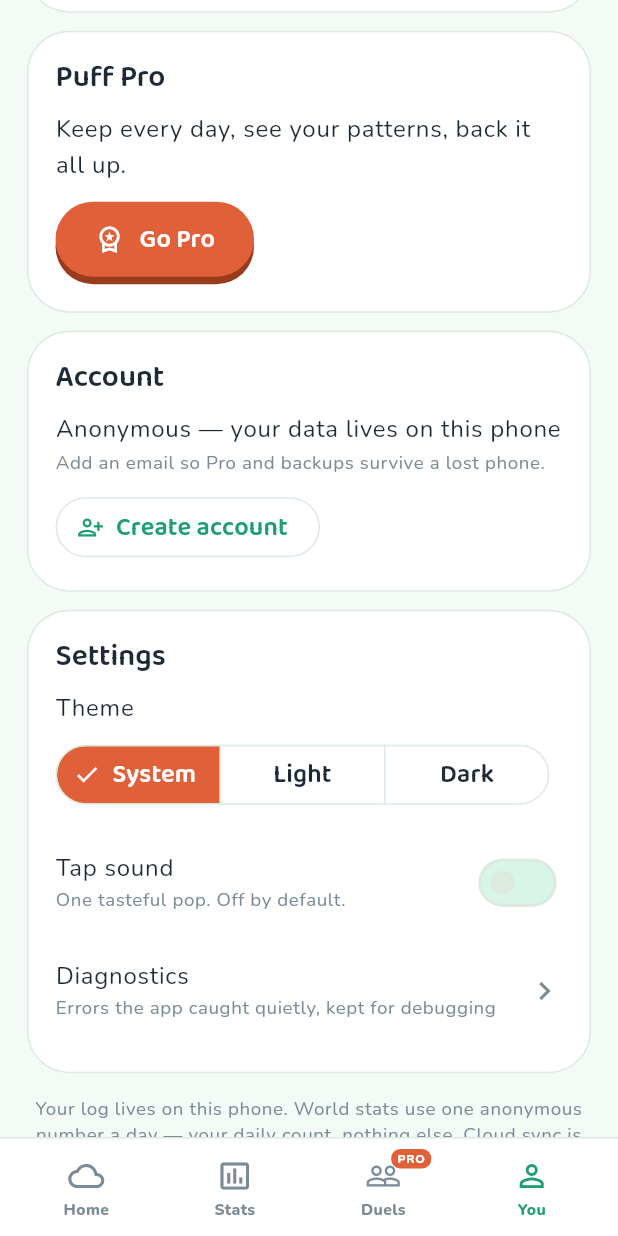
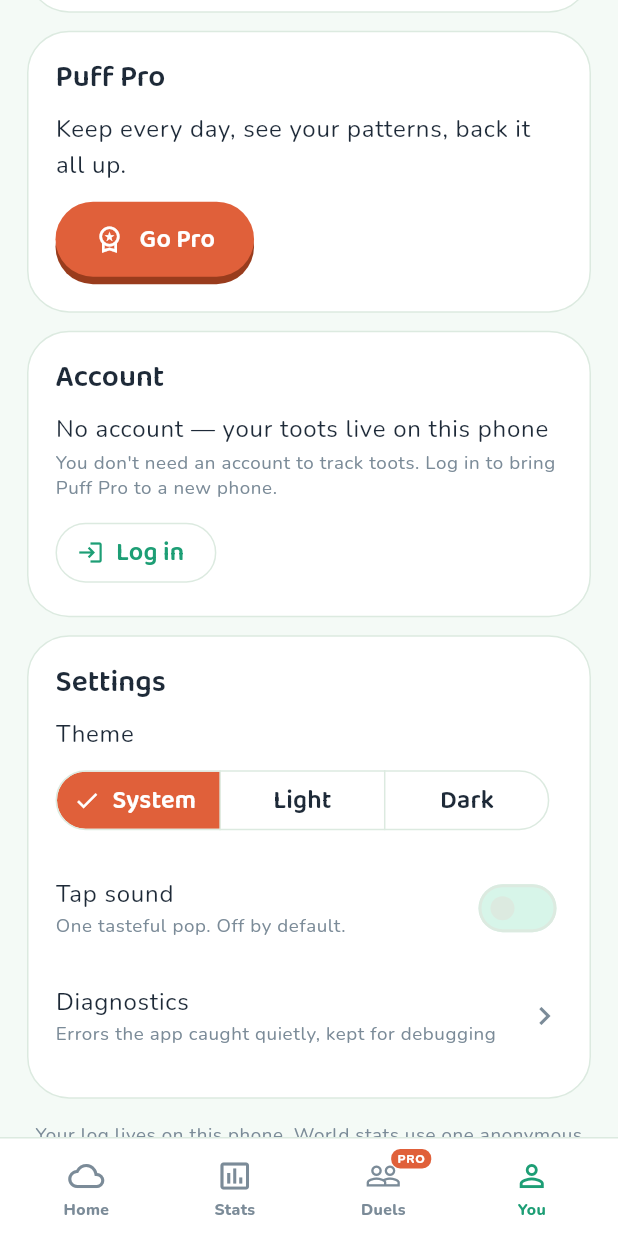
Before and after one commit to dx125/CloudyLog, a Flutter app: the screen it shows after launch, item 4 of the bottom bar chosen, scrolled down 576 dp, on a phone screen of 412 x 824 dp. Run offline on Flutter 3.47's test engine with Material 3 defaults, Android fonts, the phone set to English and light mode, and no system bars; our stand-ins replace drift, google_fonts, share_plus, shared_preferences, supabase_flutter; accounts and stored records are empty; generated files the repository leaves out were written again.

Commit message:
Require an account only for Pro; add sign-in and sign-out
Accounts exist solely to carry Pro across devices, so the account UX is
reworked around that:

- Replace the single-purpose create-account dialog with a two-mode auth
  dialog (sign in <-> create, with a toggle). New AuthGateway.signIn /
  signOut wired through AuthService; signOut re-establishes an anonymous
  session so the core loop and world-stats keep working.
- You-screen account card: anonymous users get "Log in" (to restore Pro)
  with a non-misleading hint instead of "Create account"; real accounts
  get "Log out" + delete. Create-account now only appears in Go Pro.
- Paywall gate offers sign-in OR create before charging, and adopts an
  already-Pro account on sign-in instead of double-charging.
- Wrap the paywall body in a scroll view so a keyboard can't overflow it.

Also add a gitignored .claude/settings.local.json with the emulator/adb
smoke-test allowlist.

Co-Authored-By: Claude Opus 4.8 <noreply@anthropic.com>

```diff
--- a/mobile/lib/l10n/app_en.arb
+++ b/mobile/lib/l10n/app_en.arb
@@ -179,16 +179,26 @@
   "cancelProConfirmBody": "Pro keeps working until the expiry date. Your data stays on this phone either way.",
   "proCanceledMessage": "Canceled. Pro runs until the expiry date.",
   "accountHeader": "Account",
-  "accountAnonymous": "Anonymous — your data lives on this phone",
-  "accountUpgradeHint": "Add an email so Pro and backups survive a lost phone.",
+  "accountAnonymous": "No account — your toots live on this phone",
+  "accountNoAccountHint": "You don't need an account to track toots. Log in to bring Puff Pro to a new phone.",
   "createAccountButton": "Create account",
+  "logInButton": "Log in",
+  "logOutButton": "Log out",
+  "authHaveAccount": "Already have an account? Log in",
+  "authNeedAccount": "New here? Create an account",
   "emailLabel": "Email",
   "passwordLabel": "Password",
   "confirmPasswordLabel": "Repeat password",
   "emailInvalid": "Enter a valid email",
   "passwordTooShort": "At least 8 characters",
   "passwordMismatch": "Passwords don't match",
+  "passwordRequired": "Enter your password",
   "accountCreated": "Account linked. Same you, safer data.",
+  "signInSuccess": "Welcome back!",
+  "signInFailed": "Couldn't sign in. Check your email and password.",
+  "signOutConfirmTitle": "Log out?",
+  "signOutConfirmBody": "Your toots stay on this phone. Sign back in anytime to sync. Pro features pause until you do.",
+  "signOutDone": "Signed out.",
   "accountEmail": "Signed in as {email}",
   "@accountEmail": {
     "placeholders": {
--- a/mobile/lib/presentation/screens/you_screen.dart
+++ b/mobile/lib/presentation/screens/you_screen.dart
@@ -12,7 +12,7 @@ import '../../services/stats_service.dart';
 import '../../services/sync_service.dart';
 import '../../services/tap_service.dart';
 import '../../theme/puff_theme.dart';
-import '../widgets/create_account_dialog.dart';
+import '../widgets/auth_dialog.dart';
 import '../widgets/paywall_sheet.dart';
 import '../widgets/pill_button.dart';
 import '../widgets/share_cards.dart';
@@ -119,6 +119,40 @@ class _YouScreenState extends State<YouScreen> {
     }
   }
 
+  Future<void> _logOut() async {
+    final strings = AppLocalizations.of(context)!;
+    final confirmed = await showDialog<bool>(
+      context: context,
+      builder: (ctx) => AlertDialog(
+        title: Text(strings.signOutConfirmTitle),
+        content: Text(strings.signOutConfirmBody),
+        actions: [
+          TextButton(
+            onPressed: () => Navigator.of(ctx).pop(false),
+            child: Text(strings.cancelButton),
+          ),
+          FilledButton(
+            onPressed: () => Navigator.of(ctx).pop(true),
+            child: Text(strings.logOutButton),
+          ),
+        ],
+      ),
+    );
+    if (confirmed != true || !mounted) return;
+    final auth = context.read<AuthService>();
+    final entitlements = context.read<EntitlementService>();
+    final ok = await auth.signOut();
+    if (!mounted) return;
+    if (ok) {
+      // Pro is account-bound; drop the local mirror so the fresh anonymous
+      // session isn't still shown as Pro.
+      await entitlements.clearLocal();
+      if (mounted) _snack(strings.signOutDone);
+    } else {
+      _snack(strings.errorNetwork);
+    }
+  }
+
   Future<void> _deleteCloudData() async {
     final strings = AppLocalizations.of(context)!;
     final confirmed = await showDialog<bool>(
@@ -209,6 +243,7 @@ class _YouScreenState extends State<YouScreen> {
     final settings = context.watch<SettingsService>();
     final sync = context.watch<SyncService>();
     final isPro = entitlements.isPro;
+    final accountEmail = auth.account?.email;
     final localeTag = Localizations.localeOf(context).toLanguageTag();
 
     return SafeArea(
@@ -425,31 +460,45 @@ class _YouScreenState extends State<YouScreen> {
               crossAxisAlignment: CrossAxisAlignment.start,
               children: [
                 Text(
-                  auth.account?.email != null
-                      ? strings.accountEmail(auth.account!.email!)
+                  accountEmail != null
+                      ? strings.accountEmail(accountEmail)
                       : strings.accountAnonymous,
                   style: theme.textTheme.bodyLarge,
                 ),
-                if (auth.account?.email == null) ...[
+                // Free/anonymous users don't need an account (an account only
+                // exists to carry Pro to another phone), so offer log-in — not
+                // "create account", which belongs to the Go Pro flow.
+                if (accountEmail == null) ...[
                   const SizedBox(height: 2),
                   Text(
-                    strings.accountUpgradeHint,
+                    strings.accountNoAccountHint,
                     style: theme.textTheme.bodySmall,
                   ),
                   const SizedBox(height: 10),
                   OutlinedButton.icon(
-                    onPressed: () => showCreateAccountDialog(context),
-                    icon: const Icon(Icons.person_add_alt, size: 18),
-                    label: Text(strings.createAccountButton),
+                    onPressed: () =>
+                        showAuthDialog(context, initial: AuthIntent.signIn),
+                    icon: const Icon(Icons.login, size: 18),
+                    label: Text(strings.logInButton),
                   ),
-                ],
-                if (auth.hasSession) ...[
-                  const SizedBox(height: 8),
-                  TextButton.icon(
-                    onPressed: _deleteCloudData,
-                    style: TextButton.styleFrom(foregroundColor: puff.pro),
-                    icon: const Icon(Icons.delete_outline, size: 18),
-                    label: Text(strings.deleteAccountButton),
+                ] else ...[
+                  const SizedBox(height: 10),
+                  Wrap(
+                    spacing: 10,
+                    runSpacing: 8,
+                    children: [
+                      OutlinedButton.icon(
+                        onPressed: _logOut,
+                        icon: const Icon(Icons.logout, size: 18),
+                        label: Text(strings.logOutButton),
+                      ),
+                      TextButton.icon(
+                        onPressed: _deleteCloudData,
+                        style: TextButton.styleFrom(foregroundColor: puff.pro),
+                        icon: const Icon(Icons.delete_outline, size: 18),
+                        label: Text(strings.deleteAccountButton),
+                      ),
+                    ],
                   ),
                 ],
               ],
```
Also changed, not shown: mobile/lib/data/gateways.dart (+8 -0 lines), mobile/lib/data/supabase/supabase_gateways.dart (+18 -0 lines), mobile/lib/presentation/widgets/auth_dialog.dart (added, +189 -0 lines), mobile/lib/presentation/widgets/create_account_dialog.dart (deleted, +0 -134 lines), mobile/lib/presentation/widgets/paywall_sheet.dart (+22 -6 lines), mobile/lib/services/auth_service.dart (+25 -0 lines), mobile/lib/l10n/generated/app_localizations.dart, mobile/lib/l10n/generated/app_localizations_en.dart, 1 other file.
